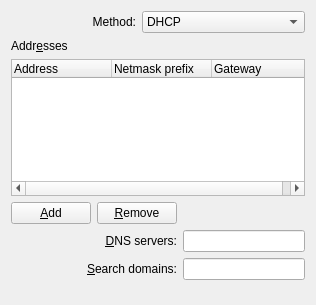
The window that libs/ui/ipv4.ui (KDE/networkmanagement) describes before a commit, drawn with Qt 5.
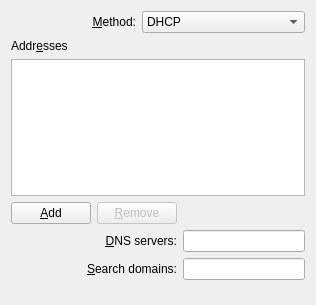
The same window after the commit. Custom widgets are drawn as their Qt base class.

Commit message: Do some basic validation on ipv4 addresses on input. CCMAIL: davide.bettio@kdemail.net

```diff
--- a/libs/ui/ipv4.ui
+++ b/libs/ui/ipv4.ui
@@ -19,13 +19,13 @@
      <item>
       <widget class="QLabel" name="label">
        <property name="text">
-        <string>Method:</string>
+        <string>&amp;Method:</string>
        </property>
        <property name="alignment">
         <set>Qt::AlignRight|Qt::AlignTrailing|Qt::AlignVCenter</set>
        </property>
        <property name="buddy">
-        <cstring>kcfg_method</cstring>
+        <cstring>method</cstring>
        </property>
       </widget>
      </item>
@@ -66,28 +66,13 @@
     </widget>
    </item>
    <item>
-    <widget class="QTreeWidget" name="addresses">
+    <widget class="QTreeView" name="addresses">
      <property name="rootIsDecorated">
       <bool>false</bool>
      </property>
-     <property name="itemsExpandable">
-      <bool>false</bool>
+     <property name="allColumnsShowFocus">
+      <bool>true</bool>
      </property>
-     <column>
-      <property name="text">
-       <string>Address</string>
-      </property>
-     </column>
-     <column>
-      <property name="text">
-       <string>Netmask prefix</string>
-      </property>
-     </column>
-     <column>
-      <property name="text">
-       <string>Gateway</string>
-      </property>
-     </column>
     </widget>
    </item>
    <item>
@@ -101,6 +86,9 @@
      </item>
      <item row="0" column="1">
       <widget class="KPushButton" name="btnRemoveAddress">
+       <property name="enabled">
+        <bool>false</bool>
+       </property>
        <property name="text">
         <string>&amp;Remove</string>
        </property>
@@ -169,21 +157,21 @@
   </layout>
  </widget>
  <customwidgets>
-  <customwidget>
-   <class>KPushButton</class>
-   <extends>QPushButton</extends>
-   <header>kpushbutton.h</header>
-  </customwidget>
-  <customwidget>
-   <class>KLineEdit</class>
-   <extends>QLineEdit</extends>
-   <header>klineedit.h</header>
-  </customwidget>
   <customwidget>
    <class>KComboBox</class>
    <extends>QComboBox</extends>
    <header>kcombobox.h</header>
   </customwidget>
+  <customwidget>
+   <class>KLineEdit</class>
+   <extends>QLineEdit</extends>
+   <header>klineedit.h</header>
+  </customwidget>
+  <customwidget>
+   <class>KPushButton</class>
+   <extends>QPushButton</extends>
+   <header>kpushbutton.h</header>
+  </customwidget>
  </customwidgets>
  <resources/>
  <connections/>
```
Left out of the diff: 8 changed lines with no effect on the pictures. The commit also changes 2 other files.
